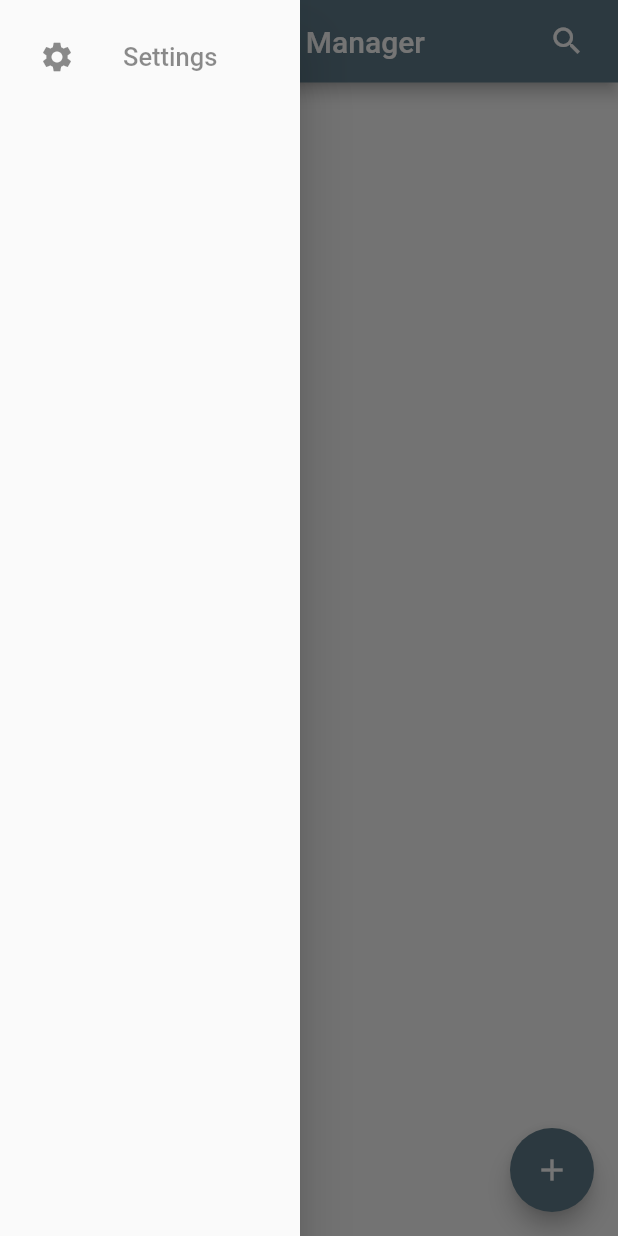
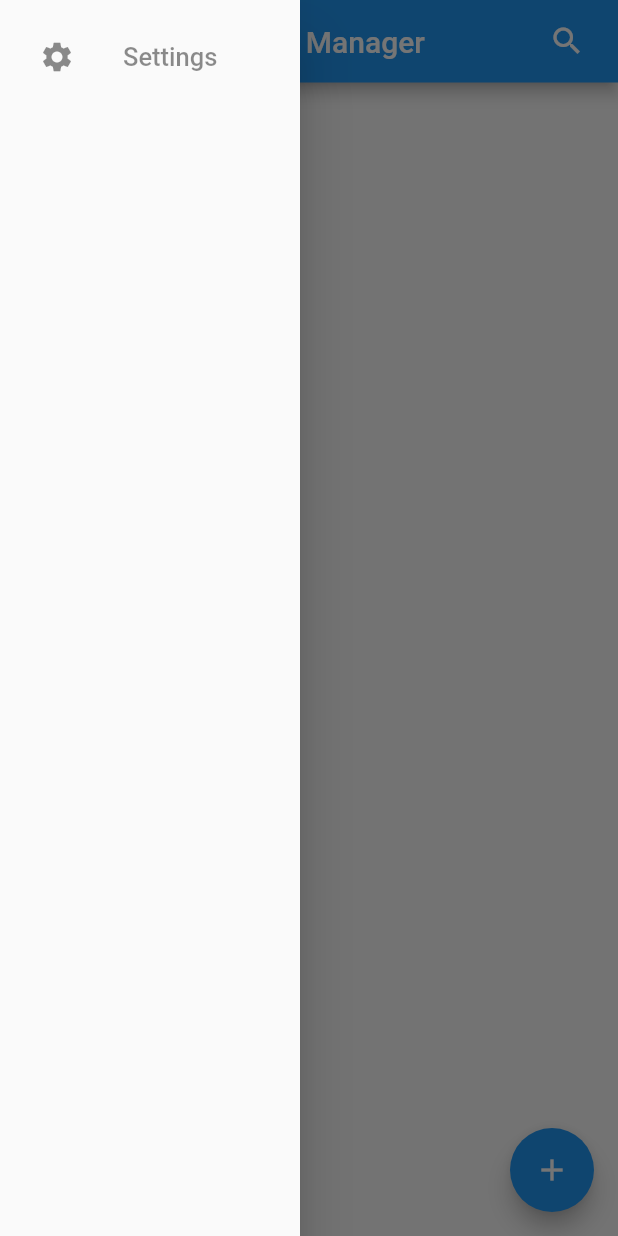
Before and after one commit to Ryzen1998/blueline_contacts, a Flutter app: the screen it shows after launch, with the side drawer open, on a phone screen of 412 x 824 dp. Run offline on Flutter 3.47's test engine with Material 2 defaults, Android fonts, the phone set to English and light mode, and no system bars; our stand-ins replace flutter_riverpod, font_awesome_flutter, multiple_result, shared_preferences, sqflite; missing offline and left inert: flutter_screen_lock; accounts and stored records are empty.

```diff
--- a/lib/main.dart
+++ b/lib/main.dart
@@ -27,7 +27,7 @@ class _MyAppState extends ConsumerState<MyApp> {
       title: 'Contacts',
       debugShowCheckedModeBanner: false,
       theme: ThemeData(
-        primarySwatch: Colors.blueGrey,
+        primarySwatch: Colors.blue,
       ),
       home:
           ref.watch(settingsControllerProvider).isValidLogin.when(data: (data) {
--- a/pubspec.yaml
+++ b/pubspec.yaml
@@ -16,7 +16,7 @@ publish_to: 'none' # Remove this line if you wish to publish to pub.dev
 # https://developer.apple.com/library/archive/documentation/General/Reference/InfoPlistKeyReference/Articles/CoreFoundationKeys.html
 # In Windows, build-name is used as the major, minor, and patch parts
 # of the product and file versions while build-number is used as the build suffix.
-version: 1.0.0+2
+version: 1.0.2+4
 
 environment:
   sdk: '>=2.19.6 <3.0.0'
```
Also changed, not shown: 1 other file.
